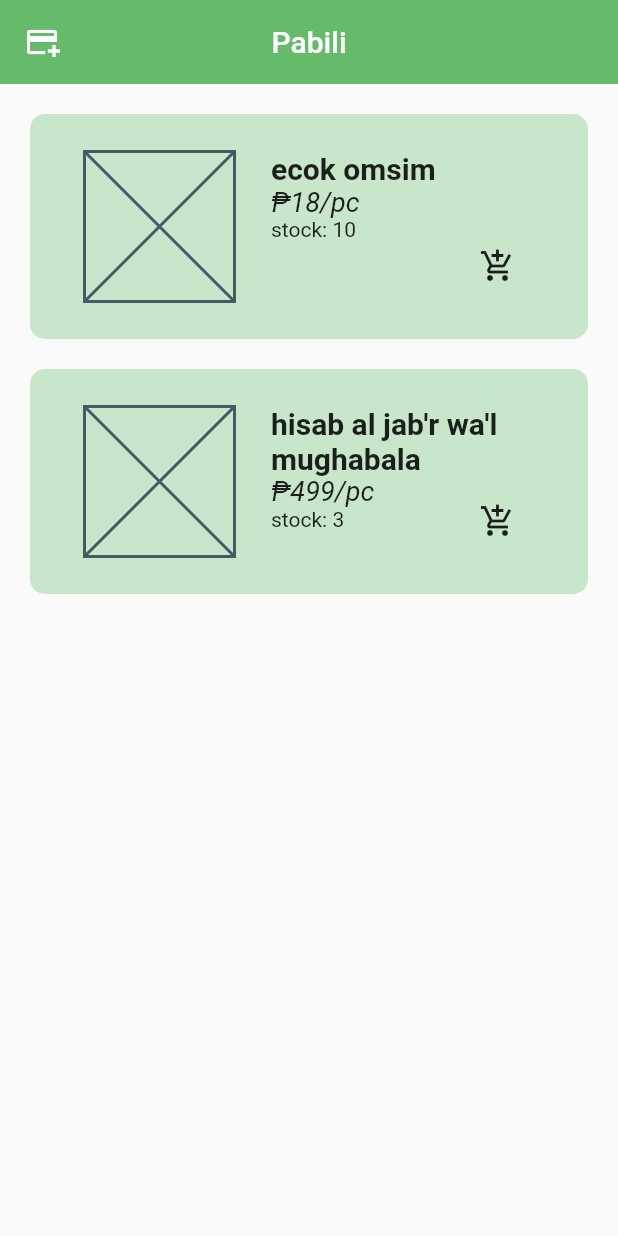
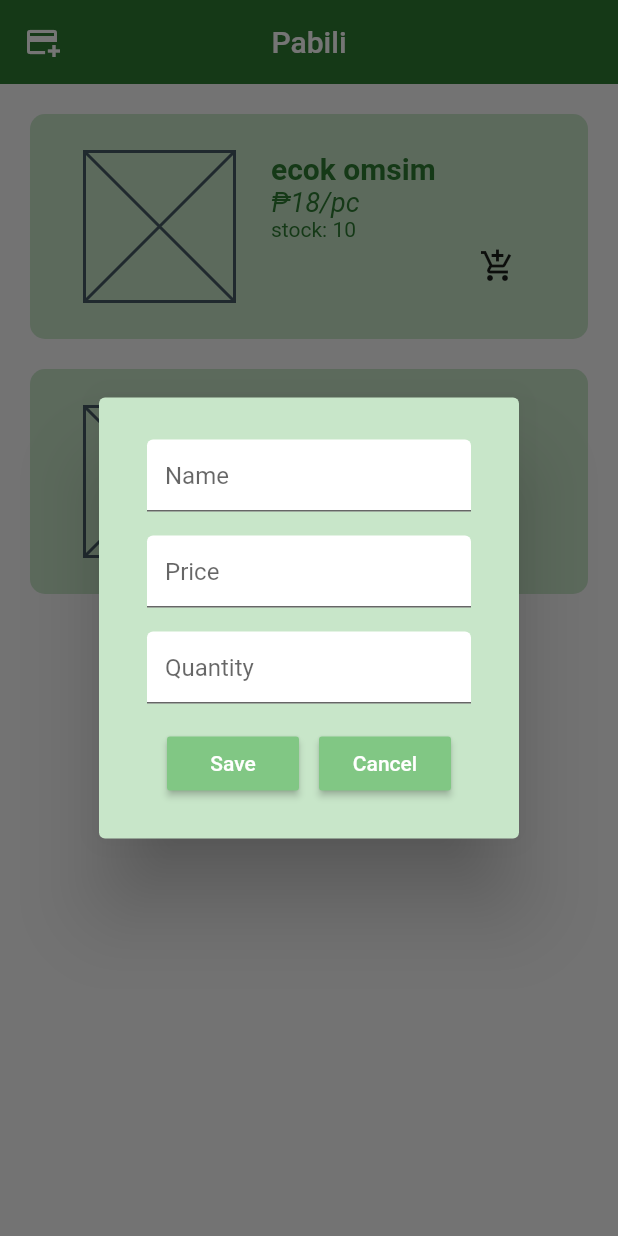
Before and after one commit to yaboi-jepoy/elibaps, a Flutter app: the screen it shows after launch, after a tap on the "add card" icon, on a phone screen of 412 x 824 dp. Run offline on Flutter 3.47's test engine with Material 2 defaults, Android fonts, the light colour scheme and no system bars.

Commit message:
itemDialog done
hahaha ilalagay nalang yung functions

```diff
--- a/lib/components/custom_button.dart
+++ /dev/null
@@ -1,13 +0,0 @@
-import 'package:flutter/material.dart';
-
-class CustomButtonIcon extends StatelessWidget {
-  VoidCallback onPressed;
-  final Icon icon = useIcon;
-
-  CustomButton({super.key, required this.onPressed});
-
-  @override
-  Widget build(BuildContext context) {
-    return MaterialButton(onPressed: onPressed);
-  }
-}
--- a/lib/components/item_tile.dart
+++ b/lib/components/item_tile.dart
@@ -56,9 +56,10 @@ class ItemTile extends StatelessWidget {
                         // NAME
                         Text(
                           itemName,
-                          style: const TextStyle(
+                          style: TextStyle(
                             fontSize: 20,
                             fontWeight: FontWeight.bold,
+                            color: Colors.green.shade800,
                           ),
                         ),
 
@@ -71,14 +72,18 @@ class ItemTile extends StatelessWidget {
                               // PRICE
                               Text(
                                 "₱$itemPrice/pc",
-                                style: const TextStyle(
+                                style: TextStyle(
                                   fontStyle: FontStyle.italic,
                                   fontSize: 18,
+                                  color: Colors.green.shade800,
                                 ),
                               ),
 
                               // COUNT
-                              Text('stock: $itemCount'),
+                              Text(
+                                'stock: $itemCount',
+                                style: TextStyle(color: Colors.green.shade800),
+                              ),
                             ],
                           ),
                         ),
--- /dev/null
+++ b/lib/components/my_button.dart
@@ -0,0 +1,18 @@
+import 'package:flutter/material.dart';
+
+class myButton extends StatelessWidget {
+  final String label;
+  VoidCallback onPressed;
+
+  myButton({super.key, required this.label, required this.onPressed});
+
+  @override
+  Widget build(BuildContext context) {
+    return MaterialButton(
+      onPressed: onPressed,
+      color: Colors.green.shade300,
+      textColor: Colors.white,
+      child: Text(label),
+    );
+  }
+}
--- a/lib/components/new_item_dialog.dart
+++ b/lib/components/new_item_dialog.dart
@@ -1,3 +1,4 @@
+import 'package:elibaps/components/my_button.dart';
 import 'package:flutter/material.dart';
 
 class NewItemDialog extends StatelessWidget {
@@ -5,6 +6,69 @@ class NewItemDialog extends StatelessWidget {
 
   @override
   Widget build(BuildContext context) {
-    return AlertDialog();
+    return AlertDialog(
+      backgroundColor: Colors.green.shade100,
+      content: SizedBox(
+        height: 250,
+        child: Column(
+          children: [
+            // name input
+            const Padding(
+              padding: EdgeInsets.all(8.0),
+              child: TextField(
+                decoration: InputDecoration(
+                  hintText: "Name",
+                  fillColor: Colors.white,
+                  filled: true,
+                ),
+              ),
+            ),
+
+            // price input
+            const Padding(
+              padding: EdgeInsets.all(8.0),
+              child: TextField(
+                decoration: InputDecoration(
+                  hintText: "Price",
+                  fillColor: Colors.white,
+                  filled: true,
+                ),
+              ),
+            ),
+
+            // quantity input
+            const Padding(
+              padding: EdgeInsets.all(8.0),
+              child: TextField(
+                decoration: InputDecoration(
+                  hintText: "Quantity",
+                  fillColor: Colors.white,
+                  filled: true,
+                ),
+              ),
+            ),
+            Padding(
+              padding: const EdgeInsets.only(top: 8, right: 8, left: 8),
+              child: Row(
+                mainAxisAlignment: MainAxisAlignment.spaceEvenly,
+                children: [
+                  // save button
+                  myButton(
+                    label: "Save",
+                    onPressed: () {},
+                  ),
+
+                  // cancel button
+                  myButton(
+                    label: "Cancel",
+                    onPressed: () {},
+                  )
+                ],
+              ),
+            )
+          ],
+        ),
+      ),
+    );
   }
 }
--- a/lib/home_page.dart
+++ b/lib/home_page.dart
@@ -1,3 +1,4 @@
+import 'package:elibaps/components/new_item_dialog.dart';
 import 'package:flutter/material.dart';
 
 import 'components/item_tile.dart';
@@ -16,13 +17,27 @@ class _MyWidgetState extends State<HomePage> {
     ["hisab al jab'r wa'l mughabala", 499, 3],
   ];
 
+  // method to add new items
+  void AddNewItem() {
+    showDialog(
+      context: context,
+      builder: (context) {
+        return NewItemDialog();
+      },
+    );
+  }
+
   @override
   Widget build(BuildContext context) {
     return Scaffold(
       // builds the appbar
       appBar: AppBar(
         leading: IconButton(
-            icon: const Icon(Icons.add_card_outlined), onPressed: () {}),
+          icon: const Icon(Icons.add_card_outlined),
+          onPressed: () {
+            AddNewItem();
+          },
+        ),
         elevation: 0,
         backgroundColor: Theme.of(context).primaryColor,
         title: const Text(
--- a/lib/main.dart
+++ b/lib/main.dart
@@ -13,10 +13,10 @@ class Pabili extends StatelessWidget {
   @override
   Widget build(BuildContext context) {
     return MaterialApp(
-      debugShowCheckedModeBanner: false,
+      debugShowCheckedModeBanner: true,
       home: const HomePage(),
       theme: ThemeData(
-        primaryColor: Colors.green.shade400,
+        primaryColor: Colors.green.shade800,
       ),
     );
   }
```
Also changed, not shown: 166 other files.
